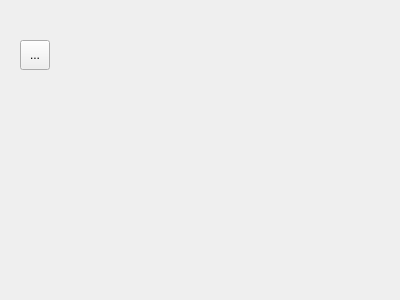
The window that MoMoWord/mostatisticdialog.ui (KailinLi/MoMoWord) describes before a commit, drawn with Qt 5.
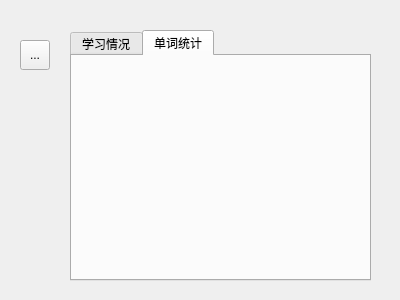
The same window after the commit. Custom widgets are drawn as their Qt base class.

```diff
--- a/MoMoWord/mostatisticdialog.ui
+++ b/MoMoWord/mostatisticdialog.ui
@@ -26,7 +26,38 @@
     <string>...</string>
    </property>
   </widget>
+  <widget class="QTabWidget" name="tabWidget">
+   <property name="geometry">
+    <rect>
+     <x>70</x>
+     <y>30</y>
+     <width>301</width>
+     <height>251</height>
+    </rect>
+   </property>
+   <property name="currentIndex">
+    <number>1</number>
+   </property>
+   <widget class="QCustomPlot" name="dailyCnt">
+    <attribute name="title">
+     <string>学习情况</string>
+    </attribute>
+   </widget>
+   <widget class="QCustomPlot" name="sumCnt">
+    <attribute name="title">
+     <string>单词统计</string>
+    </attribute>
+   </widget>
+  </widget>
  </widget>
+ <customwidgets>
+  <customwidget>
+   <class>QCustomPlot</class>
+   <extends>QWidget</extends>
+   <header>qcustomplot.h</header>
+   <container>1</container>
+  </customwidget>
+ </customwidgets>
  <resources/>
  <connections/>
 </ui>
```
